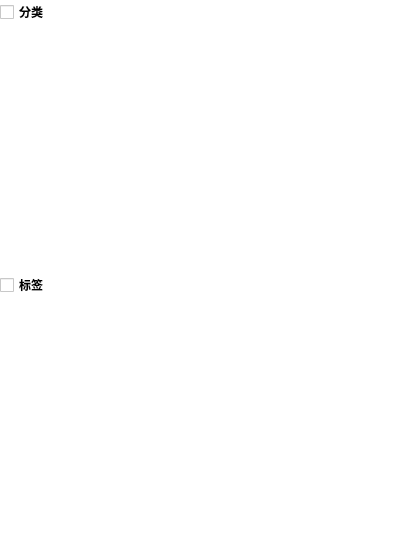
This is VoiceBankUtils/categoriesandlabelslistwidget.ui in shine5402/VoicebankManager as Qt 5 draws it before an edit. The edited form follows.
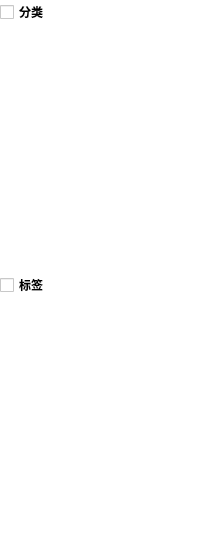
This is the edited form.

Commit message: 使用分类器布局

```diff
--- a/VoiceBankUtils/categoriesandlabelslistwidget.ui
+++ b/VoiceBankUtils/categoriesandlabelslistwidget.ui
@@ -6,7 +6,7 @@
    <rect>
     <x>0</x>
     <y>0</y>
-    <width>400</width>
+    <width>202</width>
     <height>540</height>
    </rect>
   </property>
@@ -46,7 +46,7 @@
        <rect>
         <x>0</x>
         <y>0</y>
-        <width>400</width>
+        <width>202</width>
         <height>540</height>
        </rect>
       </property>
```
The commit also changes 6 other files.
